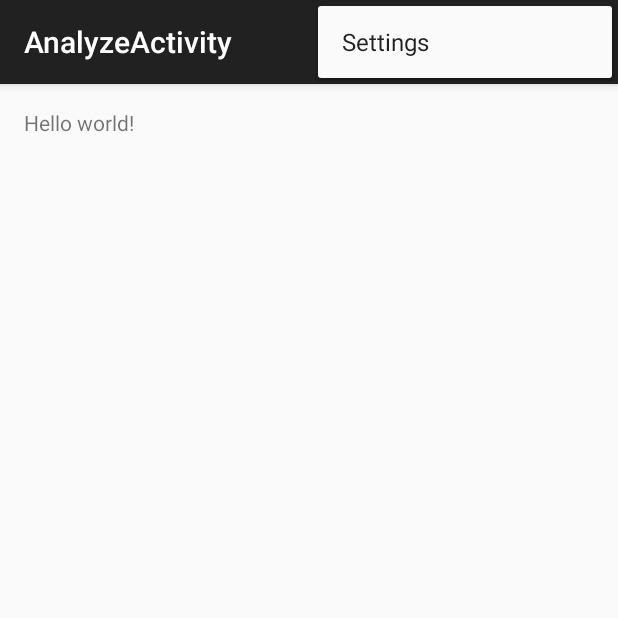
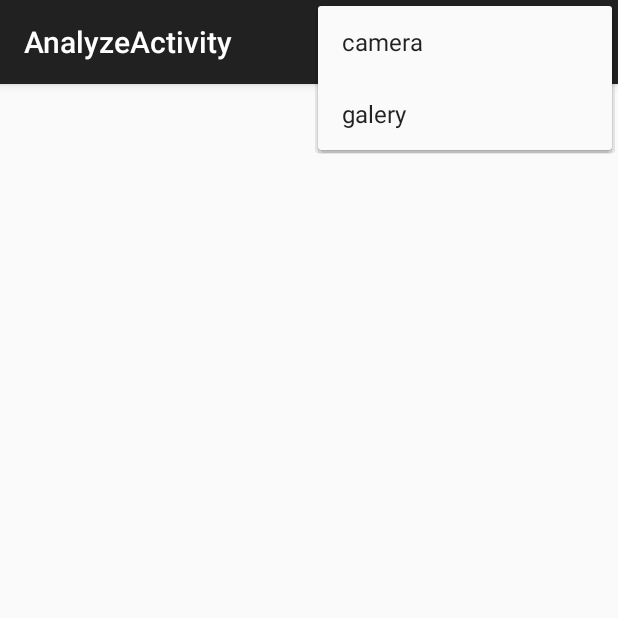
Before and after one commit to nikoles99/AnalyzeFace, an Android app: the AnalyzeActivity screen opened directly, with no data from a screen before it, with the options menu open, on a phone screen of 412 x 824 dp, the top half of it. Run offline under Robolectric (Android 15) with nearby library versions, the phone set to English and light mode, and no system bars.

Commit message:
first commit

```diff
--- a/app/build.gradle
+++ b/app/build.gradle
@@ -22,4 +22,5 @@ android {
 dependencies {
     compile fileTree(dir: 'libs', include: ['*.jar'])
     compile 'com.android.support:appcompat-v7:23.0.1'
+    compile 'com.google.code.gson:gson:2.2.+'
 }
--- a/app/src/main/java/by/balinasoft/faceanalyzer/AnalyzeActivity.java
+++ b/app/src/main/java/by/balinasoft/faceanalyzer/AnalyzeActivity.java
@@ -1,11 +1,18 @@
 package by.balinasoft.faceanalyzer;
 
+
+import android.content.Intent;
+import android.provider.MediaStore;
 import android.support.v7.app.AppCompatActivity;
 import android.os.Bundle;
 import android.view.Menu;
 import android.view.MenuItem;
 
 public class AnalyzeActivity extends AppCompatActivity {
+
+    final int TYPE_PHOTO = 1;
+
+    final int REQUEST_CODE_PHOTO = 1;
 
     @Override
     protected void onCreate(Bundle savedInstanceState) {
@@ -15,23 +22,24 @@ public class AnalyzeActivity extends AppCompatActivity {
 
     @Override
     public boolean onCreateOptionsMenu(Menu menu) {
-        // Inflate the menu; this adds items to the action bar if it is present.
-        getMenuInflater().inflate(R.menu.menu_analyze, menu);
+        getMenuInflater().inflate(R.menu.menu_main, menu);
         return true;
     }
 
     @Override
     public boolean onOptionsItemSelected(MenuItem item) {
-        // Handle action bar item clicks here. The action bar will
-        // automatically handle clicks on the Home/Up button, so long
-        // as you specify a parent activity in AndroidManifest.xml.
-        int id = item.getItemId();
-
-        //noinspection SimplifiableIfStatement
-        if (id == R.id.action_settings) {
-            return true;
+        switch (item.getItemId()) {
+            case R.id.camera:
+                Intent intent = new Intent(MediaStore.ACTION_IMAGE_CAPTURE);
+                //intent.putExtra(MediaStore.EXTRA_OUTPUT, generateFileUri(TYPE_PHOTO));
+                startActivityForResult(intent, REQUEST_CODE_PHOTO);
+                break;
+            case R.id.galery:
+                new PhotoAnalyzer().execute();
+                break;
         }
-
         return super.onOptionsItemSelected(item);
     }
+
+
 }
--- a/app/src/main/java/by/balinasoft/faceanalyzer/MainActivity.java
+++ b/app/src/main/java/by/balinasoft/faceanalyzer/MainActivity.java
@@ -1,13 +1,13 @@
 package by.balinasoft.faceanalyzer;
 
+import android.app.Activity;
 import android.content.Intent;
-import android.support.v7.app.AppCompatActivity;
 import android.os.Bundle;
 import android.view.View;
 import android.widget.Button;
 
 
-public class MainActivity extends AppCompatActivity {
+public class MainActivity extends Activity {
 
     @Override
     protected void onCreate(Bundle savedInstanceState) {
--- a/app/src/main/java/by/balinasoft/faceanalyzer/TermsOfUseActivity.java
+++ b/app/src/main/java/by/balinasoft/faceanalyzer/TermsOfUseActivity.java
@@ -1,11 +1,12 @@
 package by.balinasoft.faceanalyzer;
 
+import android.app.Activity;
 import android.support.v7.app.AppCompatActivity;
 import android.os.Bundle;
 import android.view.Menu;
 import android.view.MenuItem;
 
-public class TermsOfUseActivity extends AppCompatActivity {
+public class TermsOfUseActivity extends Activity {
 
     @Override
     protected void onCreate(Bundle savedInstanceState) {
--- a/app/src/main/res/layout/activity_analyze.xml
+++ b/app/src/main/res/layout/activity_analyze.xml
@@ -1,12 +1,27 @@
+<?xml version="1.0" encoding="utf-8"?>
 <RelativeLayout xmlns:android="http://schemas.android.com/apk/res/android"
-    xmlns:tools="http://schemas.android.com/tools" android:layout_width="match_parent"
-    android:layout_height="match_parent" android:paddingLeft="@dimen/activity_horizontal_margin"
-    android:paddingRight="@dimen/activity_horizontal_margin"
-    android:paddingTop="@dimen/activity_vertical_margin"
-    android:paddingBottom="@dimen/activity_vertical_margin"
-    tools:context="by.balinasoft.faceanalyzer.AnalyzeActivity">
+    android:layout_width="fill_parent"
+    android:layout_height="fill_parent"
+    android:orientation="vertical">
 
-    <TextView android:text="@string/hello_world" android:layout_width="wrap_content"
-        android:layout_height="wrap_content" />
+    <LinearLayout
+        android:layout_width="fill_parent"
+        android:layout_height="fill_parent"
+        android:orientation="vertical">
 
+        <ListView
+            android:id="@+id/listView"
+            android:layout_width="fill_parent"
+            android:layout_height="0dp"
+            android:layout_marginLeft="10dp"
+            android:layout_weight="3"/>
+    </LinearLayout>
+
+    <ProgressBar
+        android:id="@+id/progressBar"
+        style="?android:attr/progressBarStyleLarge"
+        android:layout_width="wrap_content"
+        android:layout_height="wrap_content"
+        android:layout_centerInParent="true"
+        android:visibility="invisible"/>
 </RelativeLayout>
--- a/app/src/main/res/menu/menu_main.xml
+++ b/app/src/main/res/menu/menu_main.xml
@@ -1,6 +1,14 @@
 <menu xmlns:android="http://schemas.android.com/apk/res/android"
-    xmlns:app="http://schemas.android.com/apk/res-auto"
-    xmlns:tools="http://schemas.android.com/tools" tools:context=".MainActivity">
-    <item android:id="@+id/action_settings" android:title="@string/action_settings"
-        android:orderInCategory="100" app:showAsAction="never" />
+    xmlns:tools="http://schemas.android.com/tools"
+    tools:context=".MainActivity">
+    <item
+        android:id="@+id/camera"
+        android:icon="@drawable/camera"
+        android:showAsAction="always"
+        android:title="camera" />
+    <item
+        android:id="@+id/galery"
+        android:icon="@drawable/galery"
+        android:showAsAction="always"
+        android:title="galery" />
 </menu>
```
Also changed, not shown: app/src/main/AndroidManifest.xml (+8 -7 lines), app/src/main/java/by/balinasoft/faceanalyzer/HttpPhotoServer.java (added, +7 -0 lines), app/src/main/java/by/balinasoft/faceanalyzer/Photo.java (added, +27 -0 lines), app/src/main/java/by/balinasoft/faceanalyzer/PhotoAnalyzer.java (added, +22 -0 lines), app/src/main/java/by/balinasoft/faceanalyzer/ServerRequest.java (added, +91 -0 lines).
